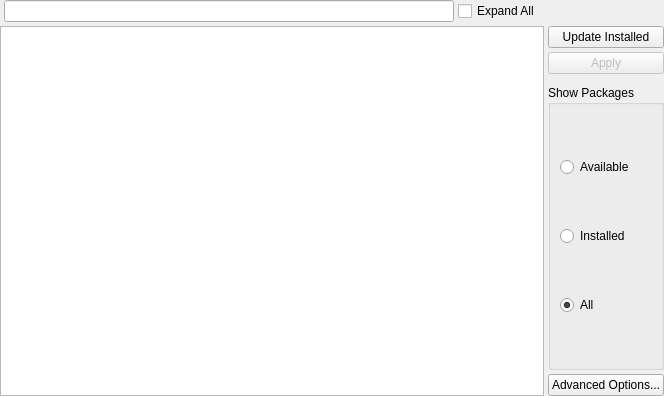
Old version of the form src/plugins/android/androidsdkmanagerwidget.ui in the repository qt-creator/qt-creator.
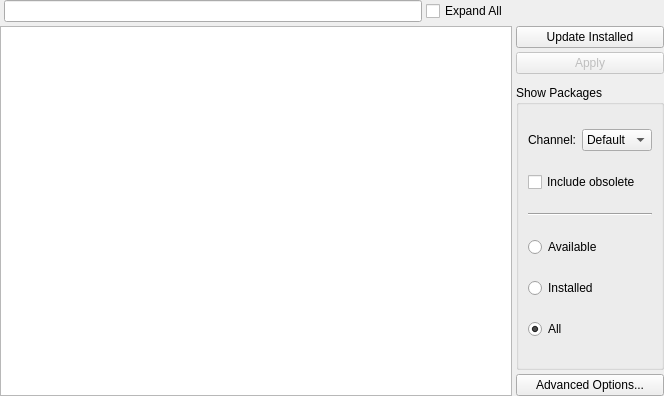
New version of the form. Custom widgets are drawn as their Qt base class.

Commit message:
Android: Add channel and include_obsolete UI filters to SDK Manager
Allow to filter channels and obsolete packages from the UI.

Diff of the .ui file:
```diff
--- a/src/plugins/android/androidsdkmanagerwidget.ui
+++ b/src/plugins/android/androidsdkmanagerwidget.ui
@@ -93,6 +93,72 @@
             <string>Show Packages</string>
            </property>
            <layout class="QVBoxLayout" name="verticalLayout">
+            <item>
+             <layout class="QHBoxLayout" name="channelLayout">
+              <item>
+               <widget class="QLabel" name="ChannelLabel">
+                <property name="sizePolicy">
+                 <sizepolicy hsizetype="Fixed" vsizetype="Preferred">
+                  <horstretch>0</horstretch>
+                  <verstretch>0</verstretch>
+                 </sizepolicy>
+                </property>
+                <property name="text">
+                 <string>Channel:</string>
+                </property>
+               </widget>
+              </item>
+              <item>
+               <widget class="QComboBox" name="channelCheckbox">
+                <item>
+                 <property name="text">
+                  <string>Default</string>
+                 </property>
+                </item>
+                <item>
+                 <property name="text">
+                  <string>Stable</string>
+                 </property>
+                </item>
+                <item>
+                 <property name="text">
+                  <string>Beta</string>
+                 </property>
+                </item>
+                <item>
+                 <property name="text">
+                  <string>Dev</string>
+                 </property>
+                </item>
+                <item>
+                 <property name="text">
+                  <string>Canary</string>
+                 </property>
+                </item>
+               </widget>
+              </item>
+             </layout>
+            </item>
+            <item>
+             <widget class="QCheckBox" name="oboleteCheckBox">
+              <property name="sizePolicy">
+               <sizepolicy hsizetype="Fixed" vsizetype="Fixed">
+                <horstretch>0</horstretch>
+                <verstretch>0</verstretch>
+               </sizepolicy>
+              </property>
+              <property name="text">
+               <string>Include obsolete</string>
+              </property>
+             </widget>
+            </item>
+            <item>
+             <widget class="Line" name="line">
+              <property name="orientation">
+               <enum>Qt::Horizontal</enum>
+              </property>
+             </widget>
+            </item>
             <item>
              <widget class="QRadioButton" name="showAvailableRadio">
               <property name="text">
```
The commit also changes 1 other file.
